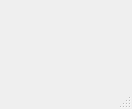
First picture: the form in server/src/mymainwindow.ui, repository imMAMZI/kalaNet, before the edit.
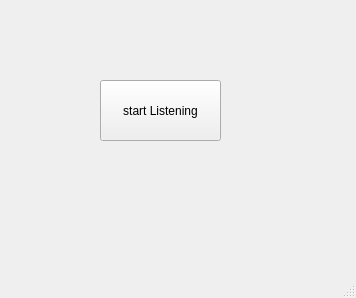
Second picture: the form after the edit.

```diff
--- a/server/src/mymainwindow.ui
+++ b/server/src/mymainwindow.ui
@@ -6,14 +6,28 @@
    <rect>
     <x>0</x>
     <y>0</y>
-    <width>132</width>
-    <height>109</height>
+    <width>356</width>
+    <height>298</height>
    </rect>
   </property>
   <property name="windowTitle">
    <string>myMainWindow</string>
   </property>
-  <widget class="QWidget" name="centralwidget"/>
+  <widget class="QWidget" name="centralwidget">
+   <widget class="QPushButton" name="pushButton">
+    <property name="geometry">
+     <rect>
+      <x>100</x>
+      <y>80</y>
+      <width>121</width>
+      <height>61</height>
+     </rect>
+    </property>
+    <property name="text">
+     <string>start Listening</string>
+    </property>
+   </widget>
+  </widget>
   <widget class="QMenuBar" name="menubar">
    <property name="geometry">
     <rect>
```
Left out of the diff: 4 changed lines with no effect on the pictures.
